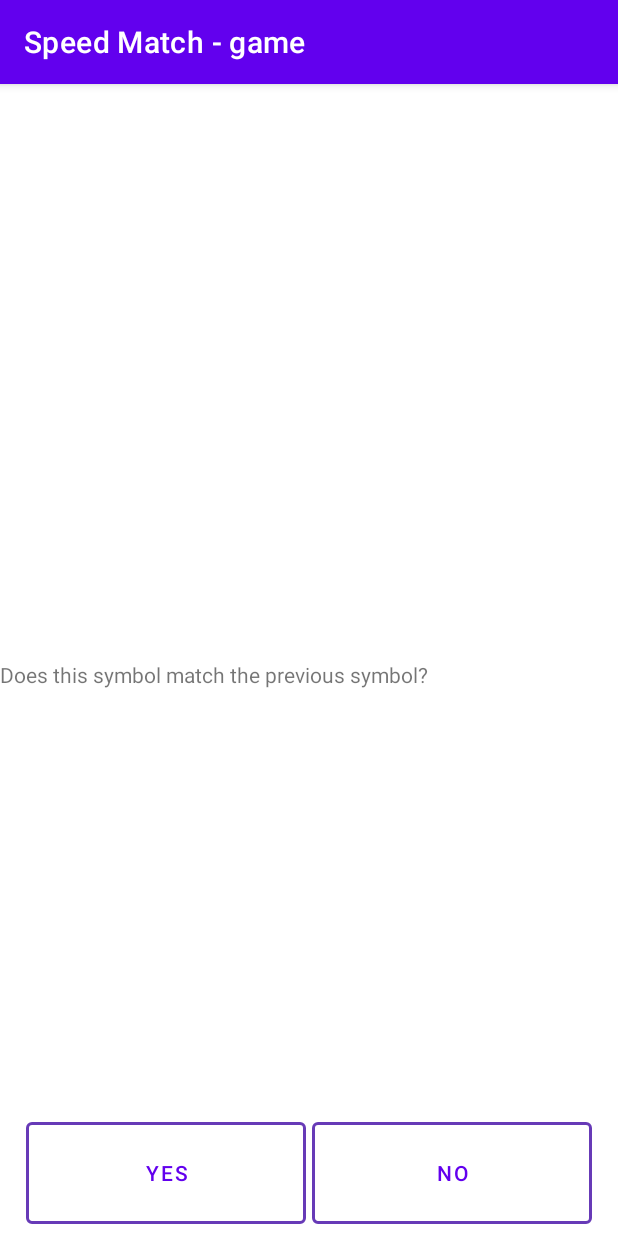
After one commit to As-Tomas/Speed_Match_game, an Android app: the GameActivity screen opened directly, with no data from a screen before it, on a phone screen of 412 x 824 dp. The commit adds this screen. Run offline under Robolectric (Android 15) with nearby library versions, the light colour scheme and no system bars; 1 statement that could not run was skipped.

Commit message:
+Game activity view

```diff
--- a/app/src/main/AndroidManifest.xml
+++ b/app/src/main/AndroidManifest.xml
@@ -10,6 +10,9 @@
         android:supportsRtl="true"
         android:theme="@style/Theme.SpeedMatchGame">
         <activity
+            android:name=".GameActivity"
+            android:exported="false" />
+        <activity
             android:name=".MainActivity"
             android:exported="true">
             <intent-filter>
--- /dev/null
+++ b/app/src/main/java/bance/eutvikling/speedmatch_game/GameActivity.java
@@ -0,0 +1,28 @@
+package bance.eutvikling.speedmatch_game;
+
+import androidx.appcompat.app.AppCompatActivity;
+
+import android.app.Activity;
+import android.content.Intent;
+import android.os.Bundle;
+
+public class GameActivity extends AppCompatActivity {
+    private float points;
+
+    @Override
+    protected void onCreate(Bundle savedInstanceState) {
+        super.onCreate(savedInstanceState);
+        setContentView(R.layout.activity_game);
+
+        //play game  / return points
+
+        points = 12;
+
+
+
+        Intent retIntent=new Intent();
+        retIntent.putExtra("Points", points);
+        setResult(Activity.RESULT_OK,retIntent);
+        finish();
+    }
+}
--- a/app/src/main/java/bance/eutvikling/speedmatch_game/MainActivity.java
+++ b/app/src/main/java/bance/eutvikling/speedmatch_game/MainActivity.java
@@ -1,19 +1,58 @@
 package bance.eutvikling.speedmatch_game;
 
+import androidx.activity.result.ActivityResult;
+import androidx.activity.result.ActivityResultCallback;
+import androidx.activity.result.ActivityResultLauncher;
+import androidx.activity.result.contract.ActivityResultContracts;
 import androidx.appcompat.app.AppCompatActivity;
 
+import android.app.Activity;
+import android.content.Intent;
 import android.os.Bundle;
+import android.view.View;
+import android.widget.Button;
+import android.widget.TextView;
+import android.widget.Toast;
 
 public class MainActivity extends AppCompatActivity {
     // Game: different shapes slides from right to left, stops in the middle, player must chose buttons
     // yes or no to answer  Does this symbol match the previous symbol.
     // score calculates by amount of right answers in a given time.
 
+    ActivityResultLauncher<Intent> game_louncher;
+
     @Override
     protected void onCreate(Bundle savedInstanceState) {
 
         super.onCreate(savedInstanceState);
         setContentView(R.layout.activity_main);
+
+        game_louncher=registerForActivityResult(
+                new ActivityResultContracts.StartActivityForResult(),
+                new ActivityResultCallback<ActivityResult>() {
+                    @Override
+                    public void onActivityResult(ActivityResult result) {
+                        if(result.getResultCode()== Activity.RESULT_OK){
+                            Intent intent=result.getData();
+                            float points=intent.getFloatExtra("Points",0);
+                            TextView resultPoints = findViewById(R.id.result);
+                            resultPoints.setText("Points :  "+points);
+                        }
+                    }
+                }
+        );
+
+
+        Button btn = findViewById(R.id.start);
+        btn.setOnClickListener(new View.OnClickListener() {
+            @Override
+            public void onClick(View view) {
+
+                //Intent i=new Intent( , GameActivity.class);
+                Intent intent = new Intent(MainActivity.this, GameActivity.class);
+                game_louncher.launch(intent);
+            }
+        });
     }
 
 }
--- /dev/null
+++ b/app/src/main/res/layout/activity_game.xml
@@ -0,0 +1,56 @@
+<?xml version="1.0" encoding="utf-8"?>
+<RelativeLayout xmlns:android="http://schemas.android.com/apk/res/android"
+    xmlns:app="http://schemas.android.com/apk/res-auto"
+    android:layout_width="match_parent"
+    android:layout_height="match_parent">
+
+    <FrameLayout
+        android:id="@+id/frame"
+        android:layout_width="match_parent"
+        android:layout_height="wrap_content"
+        android:layout_centerVertical="true"/>
+
+    <TextView
+        android:layout_below="@+id/frame"
+        android:layout_width="match_parent"
+        android:layout_height="wrap_content"
+        android:text="Does this symbol match the previous symbol?" />
+
+    <LinearLayout
+        android:layout_width="match_parent"
+        android:layout_height="wrap_content"
+        android:layout_alignParentBottom="true"
+        android:layout_marginStart="15dp"
+        android:layout_marginEnd="15dp"
+        android:orientation="horizontal">
+
+        <Button
+            android:id="@+id/btnYes"
+            style="@style/Widget.MaterialComponents.Button.TextButton"
+            android:layout_width="wrap_content"
+            android:layout_height="wrap_content"
+            android:layout_margin="2dp"
+            android:layout_weight="1"
+            android:minHeight="80dp"
+            android:text="yes"
+            app:elevation="5dp"
+            app:strokeColor="@color/purple"
+            app:strokeWidth="2dp" />
+
+        <Button
+            android:id="@+id/btnNo"
+            style="@style/Widget.MaterialComponents.Button.TextButton"
+            android:layout_width="wrap_content"
+            android:layout_height="wrap_content"
+            android:layout_margin="2dp"
+            android:layout_weight="1"
+            android:minHeight="80dp"
+            android:text="NO"
+            app:elevation="5dp"
+            app:strokeColor="@color/purple"
+            app:strokeWidth="2dp" />
+
+    </LinearLayout>
+
+
+</RelativeLayout>
--- a/app/src/main/res/layout/activity_main.xml
+++ b/app/src/main/res/layout/activity_main.xml
@@ -39,6 +39,7 @@
                 android:layout_height="wrap_content" />
 
             <TextView
+                android:id="@+id/result"
                 android:layout_width="match_parent"
                 android:layout_height="wrap_content"
                 android:layout_marginStart="12dp"
@@ -48,7 +49,7 @@
     </LinearLayout>
 
     <Button
-        android:id="@+id/nextButton"
+        android:id="@+id/start"
         style="@style/Widget.MaterialComponents.Button.TextButton"
         android:layout_width="wrap_content"
         android:layout_height="wrap_content"
```
